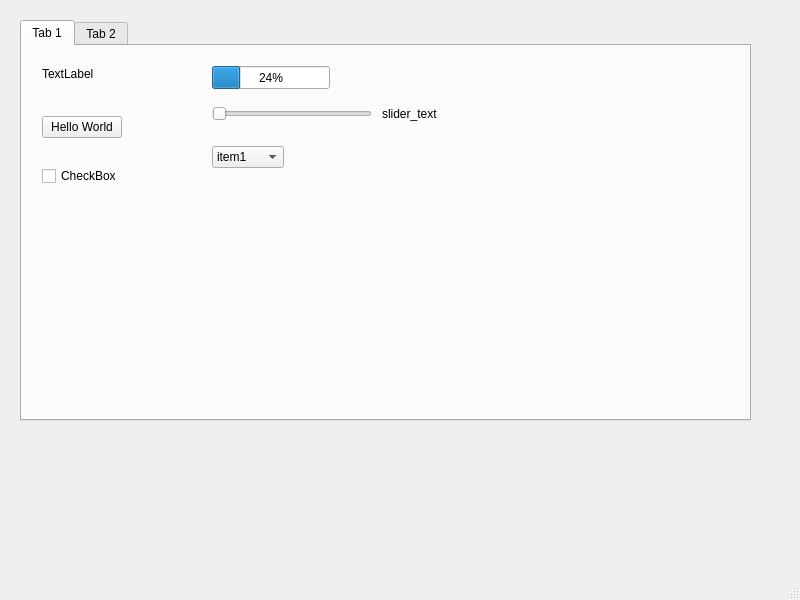
Above: first_base_qt/mainwindow.ui from aqiugroup/ROS_APP before the change. Below: the same form after it.
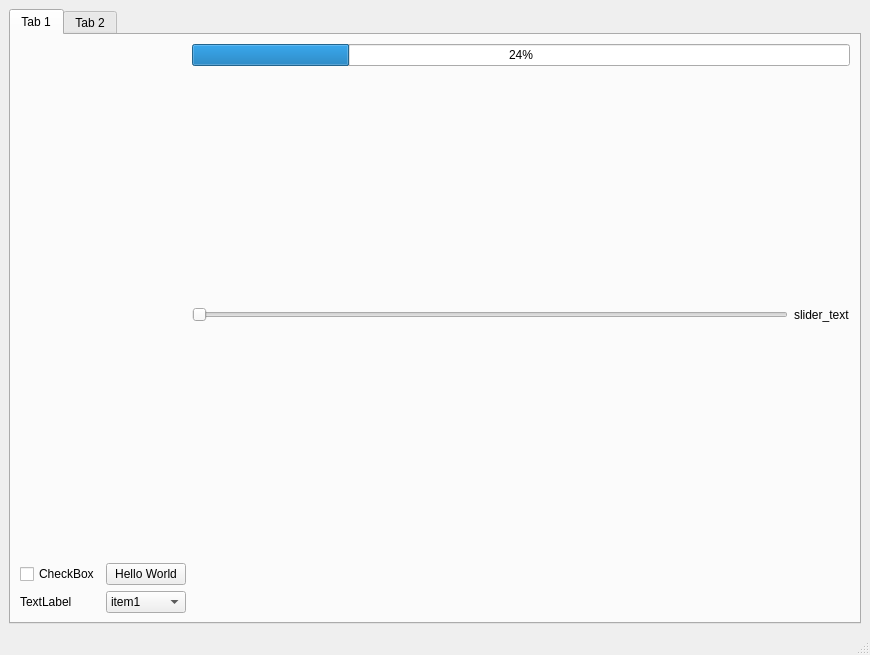
That is the form after the change. The open tabs and pages were chosen to show the change.

The edit to the form file:
```diff
--- a/first_base_qt/mainwindow.ui
+++ b/first_base_qt/mainwindow.ui
@@ -6,142 +6,114 @@
    <rect>
     <x>0</x>
     <y>0</y>
-    <width>800</width>
-    <height>600</height>
+    <width>870</width>
+    <height>655</height>
    </rect>
   </property>
   <property name="windowTitle">
    <string>MainWindow</string>
   </property>
   <widget class="QWidget" name="centralwidget">
+   <layout class="QVBoxLayout" name="verticalLayout_4">
+    <item>
    <widget class="QTabWidget" name="tabWidget">
-    <property name="geometry">
-     <rect>
-      <x>20</x>
-      <y>20</y>
-      <width>731</width>
-      <height>401</height>
-     </rect>
-    </property>
     <property name="currentIndex">
-     <number>1</number>
+       <number>0</number>
     </property>
     <widget class="QWidget" name="tab">
      <attribute name="title">
       <string>Tab 1</string>
      </attribute>
-     <widget class="QComboBox" name="comboBox">
-      <property name="geometry">
-       <rect>
-        <x>190</x>
-        <y>100</y>
-        <width>72</width>
-        <height>22</height>
-       </rect>
-      </property>
+       <layout class="QVBoxLayout" name="verticalLayout_3">
       <item>
-       <property name="text">
-        <string>item1</string>
-       </property>
-      </item>
+         <layout class="QGridLayout" name="gridLayout">
+          <item row="0" column="1">
+           <layout class="QVBoxLayout" name="verticalLayout_2">
       <item>
-       <property name="text">
-        <string>item2</string>
-       </property>
-      </item>
-     </widget>
-     <widget class="QLabel" name="label">
-      <property name="geometry">
-       <rect>
-        <x>20</x>
-        <y>20</y>
-        <width>71</width>
-        <height>16</height>
-       </rect>
-      </property>
-      <property name="text">
-       <string>TextLabel</string>
-      </property>
-     </widget>
-     <widget class="QLabel" name="label_slider_value">
-      <property name="geometry">
-       <rect>
-        <x>360</x>
-        <y>60</y>
-        <width>81</width>
-        <height>16</height>
-       </rect>
-      </property>
-      <property name="text">
-       <string>slider_text</string>
-      </property>
-     </widget>
      <widget class="QProgressBar" name="progressBar">
-      <property name="geometry">
-       <rect>
-        <x>190</x>
-        <y>20</y>
-        <width>118</width>
-        <height>23</height>
-       </rect>
-      </property>
       <property name="value">
        <number>24</number>
       </property>
      </widget>
-     <widget class="QPushButton" name="pushButton">
-      <property name="geometry">
-       <rect>
-        <x>20</x>
-        <y>70</y>
-        <width>80</width>
-        <height>22</height>
-       </rect>
-      </property>
-      <property name="text">
-       <string>Hello World</string>
-      </property>
-     </widget>
-     <widget class="QCheckBox" name="checkBox">
-      <property name="geometry">
-       <rect>
-        <x>20</x>
-        <y>120</y>
-        <width>77</width>
-        <height>20</height>
-       </rect>
-      </property>
-      <property name="text">
-       <string>CheckBox</string>
-      </property>
-     </widget>
+            </item>
+            <item>
+             <layout class="QHBoxLayout" name="horizontalLayout_3">
+              <item>
      <widget class="QSlider" name="horizontalSlider">
-      <property name="geometry">
-       <rect>
-        <x>190</x>
-        <y>60</y>
-        <width>160</width>
-        <height>16</height>
-       </rect>
-      </property>
       <property name="orientation">
        <enum>Qt::Horizontal</enum>
       </property>
      </widget>
+              </item>
+              <item>
+               <widget class="QLabel" name="label_slider_value">
+                <property name="text">
+                 <string>slider_text</string>
+                </property>
+               </widget>
+              </item>
+             </layout>
+            </item>
+           </layout>
+          </item>
+          <item row="1" column="0">
+           <layout class="QVBoxLayout" name="verticalLayout">
+            <item>
+             <layout class="QHBoxLayout" name="horizontalLayout">
+              <item>
+               <widget class="QCheckBox" name="checkBox">
+                <property name="text">
+                 <string>CheckBox</string>
+                </property>
+               </widget>
+              </item>
+              <item>
+               <widget class="QPushButton" name="pushButton">
+                <property name="text">
+                 <string>Hello World</string>
+                </property>
+               </widget>
+              </item>
+             </layout>
+            </item>
+            <item>
+             <layout class="QHBoxLayout" name="horizontalLayout_2">
+              <item>
+               <widget class="QLabel" name="label">
+                <property name="text">
+                 <string>TextLabel</string>
+                </property>
+               </widget>
+              </item>
+              <item>
+               <widget class="QComboBox" name="comboBox">
+                <item>
+                 <property name="text">
+                  <string>item1</string>
+                 </property>
+                </item>
+                <item>
+                 <property name="text">
+                  <string>item2</string>
+                 </property>
+                </item>
+               </widget>
+              </item>
+             </layout>
+            </item>
+           </layout>
+          </item>
+         </layout>
+        </item>
+       </layout>
     </widget>
     <widget class="QWidget" name="tab_2">
      <attribute name="title">
       <string>Tab 2</string>
      </attribute>
+       <layout class="QVBoxLayout" name="verticalLayout_5">
+        <item>
      <widget class="QTreeWidget" name="treeWidget">
-      <property name="geometry">
-       <rect>
-        <x>0</x>
-        <y>0</y>
-        <width>721</width>
-        <height>361</height>
-       </rect>
-      </property>
       <attribute name="headerMinimumSectionSize">
        <number>160</number>
       </attribute>
@@ -154,15 +126,19 @@
        </property>
       </column>
      </widget>
-    </widget>
-   </widget>
+        </item>
+       </layout>
+      </widget>
+     </widget>
+    </item>
+   </layout>
   </widget>
   <widget class="QMenuBar" name="menubar">
    <property name="geometry">
     <rect>
      <x>0</x>
      <y>0</y>
-     <width>800</width>
+     <width>870</width>
      <height>25</height>
     </rect>
    </property>
```
Lines whose indentation alone changed are shown as unchanged.
